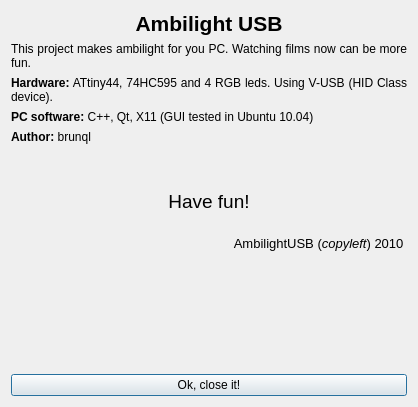
Atarity/Lightpack, file AmbilightUSB_PC/src/aboutdialog.ui: the form before one commit.
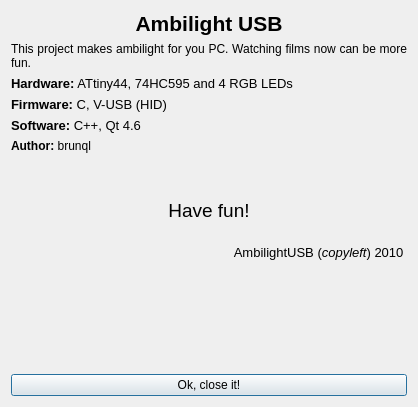
The form after the commit. Icons and pictures are not drawn.

Commit message: main.cpp: set QApplication::applicationVersion() and show it in about dialog; MainWindow: eval PWM frequency and show it in hardware settings, added loading of settings white balance and timer; Russian translation updated;

The edit to the form file:
```diff
--- a/AmbilightUSB_PC/src/aboutdialog.ui
+++ b/AmbilightUSB_PC/src/aboutdialog.ui
@@ -78,7 +78,11 @@
       </size>
      </property>
      <property name="text">
-      <string>&lt;b&gt;Hardware:&lt;/b&gt; ATtiny44, 74HC595 and 4 RGB leds. Using V-USB (HID Class device). </string>
+      <string>&lt;!DOCTYPE HTML PUBLIC &quot;-//W3C//DTD HTML 4.0//EN&quot; &quot;http://www.w3.org/TR/REC-html40/strict.dtd&quot;&gt;
+&lt;html&gt;&lt;head&gt;&lt;meta name=&quot;qrichtext&quot; content=&quot;1&quot; /&gt;&lt;style type=&quot;text/css&quot;&gt;
+p, li { white-space: pre-wrap; }
+&lt;/style&gt;&lt;/head&gt;&lt;body style=&quot; font-family:'Sans'; font-size:10pt; font-weight:400; font-style:normal;&quot;&gt;
+&lt;p style=&quot; margin-top:0px; margin-bottom:0px; margin-left:0px; margin-right:0px; -qt-block-indent:0; text-indent:0px;&quot;&gt;&lt;span style=&quot; font-weight:600;&quot;&gt;Hardware:&lt;/span&gt; ATtiny44, 74HC595 and 4 RGB LEDs&lt;/p&gt;&lt;/body&gt;&lt;/html&gt;</string>
      </property>
      <property name="alignment">
       <set>Qt::AlignJustify|Qt::AlignTop</set>
@@ -91,6 +95,20 @@
      </property>
     </widget>
    </item>
+   <item>
+    <widget class="QLabel" name="label_7">
+     <property name="text">
+      <string>&lt;!DOCTYPE HTML PUBLIC &quot;-//W3C//DTD HTML 4.0//EN&quot; &quot;http://www.w3.org/TR/REC-html40/strict.dtd&quot;&gt;
+&lt;html&gt;&lt;head&gt;&lt;meta name=&quot;qrichtext&quot; content=&quot;1&quot; /&gt;&lt;style type=&quot;text/css&quot;&gt;
+p, li { white-space: pre-wrap; }
+&lt;/style&gt;&lt;/head&gt;&lt;body style=&quot; font-family:'Sans'; font-size:10pt; font-weight:400; font-style:normal;&quot;&gt;
+&lt;p style=&quot; margin-top:0px; margin-bottom:0px; margin-left:0px; margin-right:0px; -qt-block-indent:0; text-indent:0px;&quot;&gt;&lt;span style=&quot; font-weight:600;&quot;&gt;Firmware:&lt;/span&gt; C, V-USB (HID)&lt;/p&gt;&lt;/body&gt;&lt;/html&gt;</string>
+     </property>
+     <property name="margin">
+      <number>3</number>
+     </property>
+    </widget>
+   </item>
    <item>
     <widget class="QLabel" name="label_6">
      <property name="sizePolicy">
@@ -106,7 +124,11 @@
       <enum>QFrame::Plain</enum>
      </property>
      <property name="text">
-      <string>&lt;b&gt;PC software:&lt;/b&gt; C++, Qt, X11 (GUI tested in Ubuntu 10.04) </string>
+      <string>&lt;!DOCTYPE HTML PUBLIC &quot;-//W3C//DTD HTML 4.0//EN&quot; &quot;http://www.w3.org/TR/REC-html40/strict.dtd&quot;&gt;
+&lt;html&gt;&lt;head&gt;&lt;meta name=&quot;qrichtext&quot; content=&quot;1&quot; /&gt;&lt;style type=&quot;text/css&quot;&gt;
+p, li { white-space: pre-wrap; }
+&lt;/style&gt;&lt;/head&gt;&lt;body style=&quot; font-family:'Sans'; font-size:10pt; font-weight:400; font-style:normal;&quot;&gt;
+&lt;p style=&quot; margin-top:0px; margin-bottom:0px; margin-left:0px; margin-right:0px; -qt-block-indent:0; text-indent:0px;&quot;&gt;&lt;span style=&quot; font-weight:600;&quot;&gt;Software:&lt;/span&gt; C++, Qt 4.6&lt;/p&gt;&lt;/body&gt;&lt;/html&gt;</string>
      </property>
      <property name="scaledContents">
       <bool>false</bool>
```
The commit also changes 10 other files.
